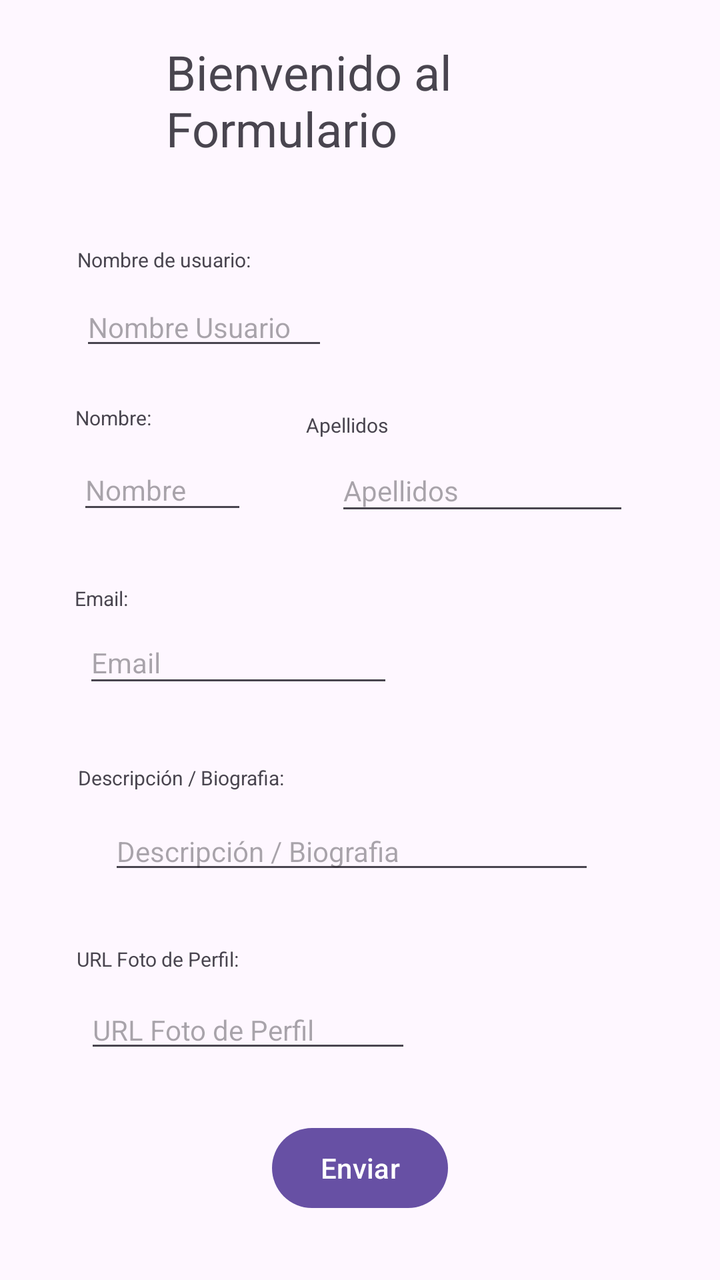
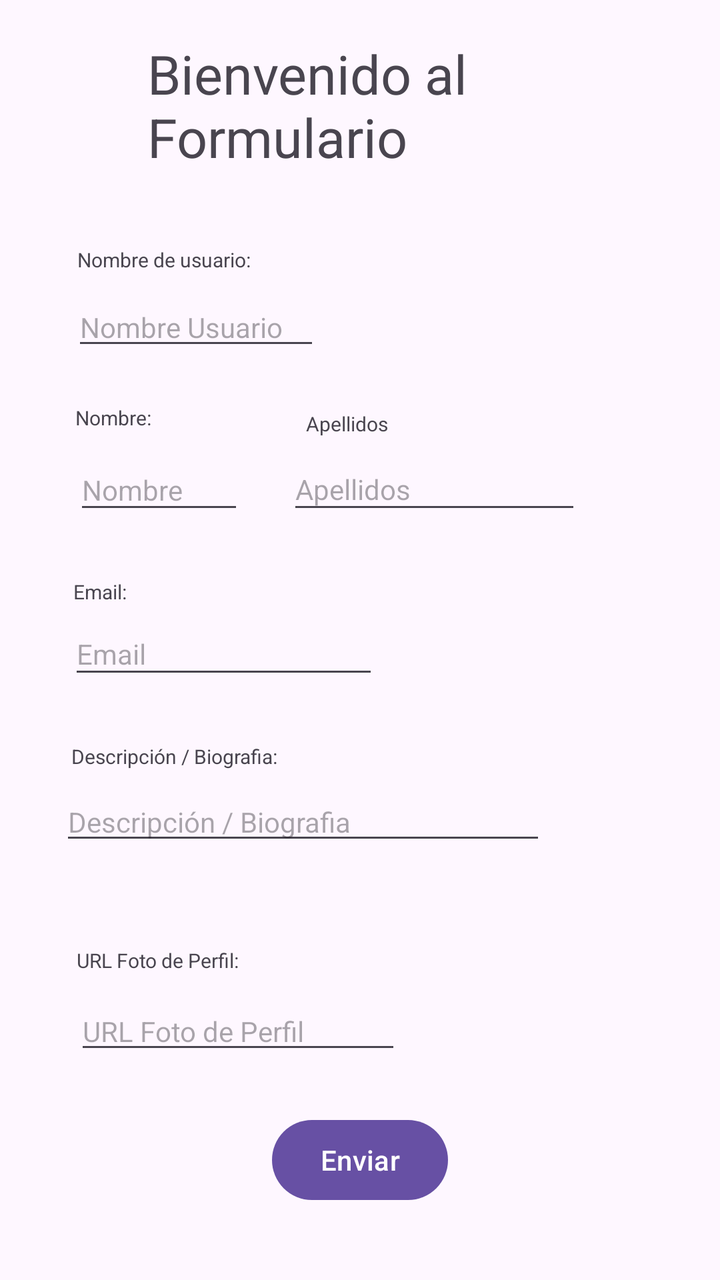

Screens rendered from an Android XML layout before and after an edit, with the pre-edit source and the edit as a unified diff.
<!-- AndroidManifest.xml: application theme Theme.PerfilUsuari -->
<!-- res/layout/activity_main.xml -->
<?xml version="1.0" encoding="utf-8"?>
<androidx.constraintlayout.widget.ConstraintLayout xmlns:android="http://schemas.android.com/apk/res/android"
    xmlns:app="http://schemas.android.com/apk/res-auto"
    xmlns:tools="http://schemas.android.com/tools"
    android:id="@+id/main"
    android:layout_width="match_parent"
    android:layout_height="match_parent"
    tools:context=".MainActivity">

    <TextView
        android:id="@+id/Titulo"
        android:layout_width="161dp"
        android:layout_height="60dp"
        android:text="Bienvenido al Formulario"
        android:textSize="24sp"
        app:layout_constraintBottom_toBottomOf="parent"
        app:layout_constraintEnd_toEndOf="parent"
        app:layout_constraintHorizontal_bias="0.417"
        app:layout_constraintStart_toStartOf="parent"
        app:layout_constraintTop_toTopOf="parent"
        app:layout_constraintVertical_bias="0.034" />

    <EditText
        android:id="@+id/etApellidos"
        android:layout_width="147dp"
        android:layout_height="38dp"
        android:ems="10"
        android:hint="Apellidos"
        android:inputType="text"
        android:textSize="14sp"
        app:layout_constraintBottom_toBottomOf="parent"
        app:layout_constraintEnd_toEndOf="parent"
        app:layout_constraintHorizontal_bias="0.787"
        app:layout_constraintStart_toStartOf="parent"
        app:layout_constraintTop_toTopOf="parent"
        app:layout_constraintVertical_bias="0.373" />

    <EditText
        android:id="@+id/etEmail"
        android:layout_width="155dp"
        android:layout_height="38dp"
        android:ems="10"
        android:hint="Email"
        android:inputType="textEmailAddress"
        android:textSize="14sp"
        app:layout_constraintBottom_toBottomOf="parent"
        app:layout_constraintEnd_toEndOf="parent"
        app:layout_constraintHorizontal_bias="0.203"
        app:layout_constraintStart_toStartOf="parent"
        app:layout_constraintTop_toTopOf="parent"
        app:layout_constraintVertical_bias="0.516" />

    <TextView
        android:id="@+id/tvApellidos"
        android:layout_width="43dp"
        android:layout_height="14dp"
        android:text="Apellidos:"
        android:textSize="10sp"
        app:layout_constraintBottom_toTopOf="@+id/etApellidos"
        app:layout_constraintEnd_toEndOf="parent"
        app:layout_constraintHorizontal_bias="0.483"
        app:layout_constraintStart_toStartOf="parent"
        app:layout_constraintTop_toTopOf="parent"
        app:layout_constraintVertical_bias="0.976" />

    <EditText
        android:id="@+id/etNombre"
        android:layout_width="85dp"
        android:layout_height="37dp"
        android:ems="10"
        android:hint='Nombre'
        android:inputType="text"
        android:textSize="14sp"
        app:layout_constraintBottom_toBottomOf="parent"
        app:layout_constraintEnd_toEndOf="parent"
        app:layout_constraintHorizontal_bias="0.14"
        app:layout_constraintStart_toStartOf="parent"
        app:layout_constraintTop_toTopOf="parent"
        app:layout_constraintVertical_bias="0.373" />

    <EditText
        android:id="@+id/etNomUser"
        android:layout_width="124dp"
        android:layout_height="34dp"
        android:ems="10"
        android:hint="Nombre Usuario"
        android:inputType="text"
        android:textSize="14sp"
        app:layout_constraintBottom_toBottomOf="parent"
        app:layout_constraintEnd_toEndOf="parent"
        app:layout_constraintHorizontal_bias="0.17"
        app:layout_constraintStart_toStartOf="parent"
        app:layout_constraintTop_toTopOf="parent"
        app:layout_constraintVertical_bias="0.241" />

    <TextView
        android:id="@+id/tvNomUser"
        android:layout_width="wrap_content"
        android:layout_height="wrap_content"
        android:layout_marginBottom="8dp"
        android:text="Nombre de usuario:"
        android:textSize="10sp"
        app:layout_constraintBottom_toTopOf="@+id/etNomUser"
        app:layout_constraintEnd_toEndOf="parent"
        app:layout_constraintHorizontal_bias="0.141"
        app:layout_constraintStart_toStartOf="parent"
        app:layout_constraintTop_toTopOf="parent"
        app:layout_constraintVertical_bias="0.989" />

    <TextView
        android:id="@+id/tvEmail"
        android:layout_width="40dp"
        android:layout_height="11dp"
        android:text="Email:"
        android:textSize="10sp"
        app:layout_constraintBottom_toTopOf="@+id/etEmail"
        app:layout_constraintEnd_toEndOf="parent"
        app:layout_constraintHorizontal_bias="0.117"
        app:layout_constraintStart_toStartOf="parent"
        app:layout_constraintTop_toTopOf="parent"
        app:layout_constraintVertical_bias="0.975" />

    <TextView
        android:id="@+id/tvNombre"
        android:layout_width="51dp"
        android:layout_height="13dp"
        android:text="Nombre:"
        android:textSize="10sp"
        app:layout_constraintBottom_toTopOf="@+id/etNombre"
        app:layout_constraintEnd_toEndOf="parent"
        app:layout_constraintHorizontal_bias="0.122"
        app:layout_constraintStart_toStartOf="parent"
        app:layout_constraintTop_toTopOf="parent"
        app:layout_constraintVertical_bias="0.953" />

    <TextView
        android:id="@+id/tvBio"
        android:layout_width="wrap_content"
        android:layout_height="wrap_content"
        android:text="Descripción / Biografia:"
        android:textSize="10sp"
        app:layout_constraintBottom_toTopOf="@+id/etBio"
        app:layout_constraintEnd_toEndOf="parent"
        app:layout_constraintHorizontal_bias="0.152"
        app:layout_constraintStart_toStartOf="parent"
        app:layout_constraintTop_toTopOf="parent"
        app:layout_constraintVertical_bias="0.974" />

    <EditText
        android:id="@+id/etBio"
        android:layout_width="243dp"
        android:layout_height="36dp"
        android:ems="10"
        android:hint="Descripción / Biografia"
        android:inputType="text"
        android:textSize="14sp"
        app:layout_constraintBottom_toBottomOf="parent"
        app:layout_constraintEnd_toEndOf="parent"
        app:layout_constraintHorizontal_bias="0.463"
        app:layout_constraintStart_toStartOf="parent"
        app:layout_constraintTop_toTopOf="parent"
        app:layout_constraintVertical_bias="0.672" />

    <Button
        android:id="@+id/Enviar"
        android:layout_width="wrap_content"
        android:layout_height="wrap_content"
        android:text="Enviar"
        app:layout_constraintBottom_toBottomOf="parent"
        app:layout_constraintEnd_toEndOf="parent"
        app:layout_constraintHorizontal_bias="0.5"
        app:layout_constraintStart_toStartOf="parent"
        app:layout_constraintTop_toTopOf="parent"
        app:layout_constraintVertical_bias="0.946" />

    <TextView
        android:id="@+id/tvUrl"
        android:layout_width="wrap_content"
        android:layout_height="wrap_content"
        android:text="URL Foto de Perfil:"
        android:textSize="10sp"
        app:layout_constraintBottom_toTopOf="@+id/etUrl"
        app:layout_constraintEnd_toEndOf="parent"
        app:layout_constraintHorizontal_bias="0.138"
        app:layout_constraintStart_toStartOf="parent"
        app:layout_constraintTop_toTopOf="parent"
        app:layout_constraintVertical_bias="0.981" />

    <EditText
        android:id="@+id/etUrl"
        android:layout_width="wrap_content"
        android:layout_height="wrap_content"
        android:ems="10"
        android:hint="URL Foto de Perfil"
        android:inputType="text"
        android:textSize="14sp"
        app:layout_constraintBottom_toBottomOf="parent"
        app:layout_constraintEnd_toEndOf="parent"
        app:layout_constraintHorizontal_bias="0.216"
        app:layout_constraintStart_toStartOf="parent"
        app:layout_constraintTop_toTopOf="parent"
        app:layout_constraintVertical_bias="0.82" />

</androidx.constraintlayout.widget.ConstraintLayout>
<!-- resources referenced by this layout -->
<resources>
  <style name="Theme.PerfilUsuari" parent="Base.Theme.PerfilUsuari" />
  <style name="Base.Theme.PerfilUsuari" parent="Theme.Material3.DayNight.NoActionBar">
          
          
      </style>
</resources>

<!-- the commit's change to res/layout/activity_main.xml (unified diff, before → after) -->
@@ -9,10 +9,10 @@
 
     <TextView
         android:id="@+id/Titulo"
-        android:layout_width="161dp"
-        android:layout_height="60dp"
+        android:layout_width="183dp"
+        android:layout_height="91dp"
         android:text="Bienvenido al Formulario"
-        android:textSize="24sp"
+        android:textSize="27sp"
         app:layout_constraintBottom_toBottomOf="parent"
         app:layout_constraintEnd_toEndOf="parent"
         app:layout_constraintHorizontal_bias="0.417"
@@ -30,10 +30,10 @@
         android:textSize="14sp"
         app:layout_constraintBottom_toBottomOf="parent"
         app:layout_constraintEnd_toEndOf="parent"
-        app:layout_constraintHorizontal_bias="0.787"
-        app:layout_constraintStart_toStartOf="parent"
-        app:layout_constraintTop_toTopOf="parent"
-        app:layout_constraintVertical_bias="0.373" />
+        app:layout_constraintHorizontal_bias="0.674"
+        app:layout_constraintStart_toStartOf="parent"
+        app:layout_constraintTop_toTopOf="parent"
+        app:layout_constraintVertical_bias="0.372" />
 
     <EditText
         android:id="@+id/etEmail"
@@ -45,10 +45,10 @@
         android:textSize="14sp"
         app:layout_constraintBottom_toBottomOf="parent"
         app:layout_constraintEnd_toEndOf="parent"
-        app:layout_constraintHorizontal_bias="0.203"
-        app:layout_constraintStart_toStartOf="parent"
-        app:layout_constraintTop_toTopOf="parent"
-        app:layout_constraintVertical_bias="0.516" />
+        app:layout_constraintHorizontal_bias="0.167"
+        app:layout_constraintStart_toStartOf="parent"
+        app:layout_constraintTop_toTopOf="parent"
+        app:layout_constraintVertical_bias="0.509" />
 
     <TextView
         android:id="@+id/tvApellidos"
@@ -73,7 +73,7 @@
         android:textSize="14sp"
         app:layout_constraintBottom_toBottomOf="parent"
         app:layout_constraintEnd_toEndOf="parent"
-        app:layout_constraintHorizontal_bias="0.14"
+        app:layout_constraintHorizontal_bias="0.134"
         app:layout_constraintStart_toStartOf="parent"
         app:layout_constraintTop_toTopOf="parent"
         app:layout_constraintVertical_bias="0.373" />
@@ -88,7 +88,7 @@
         android:textSize="14sp"
         app:layout_constraintBottom_toBottomOf="parent"
         app:layout_constraintEnd_toEndOf="parent"
-        app:layout_constraintHorizontal_bias="0.17"
+        app:layout_constraintHorizontal_bias="0.153"
         app:layout_constraintStart_toStartOf="parent"
         app:layout_constraintTop_toTopOf="parent"
         app:layout_constraintVertical_bias="0.241" />
@@ -115,10 +115,10 @@
         android:textSize="10sp"
         app:layout_constraintBottom_toTopOf="@+id/etEmail"
         app:layout_constraintEnd_toEndOf="parent"
-        app:layout_constraintHorizontal_bias="0.117"
-        app:layout_constraintStart_toStartOf="parent"
-        app:layout_constraintTop_toTopOf="parent"
-        app:layout_constraintVertical_bias="0.975" />
+        app:layout_constraintHorizontal_bias="0.115"
+        app:layout_constraintStart_toStartOf="parent"
+        app:layout_constraintTop_toTopOf="parent"
+        app:layout_constraintVertical_bias="0.979" />
 
     <TextView
         android:id="@+id/tvNombre"
@@ -141,10 +141,10 @@
         android:textSize="10sp"
         app:layout_constraintBottom_toTopOf="@+id/etBio"
         app:layout_constraintEnd_toEndOf="parent"
-        app:layout_constraintHorizontal_bias="0.152"
-        app:layout_constraintStart_toStartOf="parent"
-        app:layout_constraintTop_toTopOf="parent"
-        app:layout_constraintVertical_bias="0.974" />
+        app:layout_constraintHorizontal_bias="0.139"
+        app:layout_constraintStart_toStartOf="parent"
+        app:layout_constraintTop_toTopOf="parent"
+        app:layout_constraintVertical_bias="0.983" />
 
     <EditText
         android:id="@+id/etBio"
@@ -156,10 +156,10 @@
         android:textSize="14sp"
         app:layout_constraintBottom_toBottomOf="parent"
         app:layout_constraintEnd_toEndOf="parent"
-        app:layout_constraintHorizontal_bias="0.463"
-        app:layout_constraintStart_toStartOf="parent"
-        app:layout_constraintTop_toTopOf="parent"
-        app:layout_constraintVertical_bias="0.672" />
+        app:layout_constraintHorizontal_bias="0.255"
+        app:layout_constraintStart_toStartOf="parent"
+        app:layout_constraintTop_toTopOf="parent"
+        app:layout_constraintVertical_bias="0.648" />
 
     <Button
         android:id="@+id/Enviar"
@@ -171,7 +171,7 @@
         app:layout_constraintHorizontal_bias="0.5"
         app:layout_constraintStart_toStartOf="parent"
         app:layout_constraintTop_toTopOf="parent"
-        app:layout_constraintVertical_bias="0.946" />
+        app:layout_constraintVertical_bias="0.939" />
 
     <TextView
         android:id="@+id/tvUrl"
@@ -196,9 +196,9 @@
         android:textSize="14sp"
         app:layout_constraintBottom_toBottomOf="parent"
         app:layout_constraintEnd_toEndOf="parent"
-        app:layout_constraintHorizontal_bias="0.216"
-        app:layout_constraintStart_toStartOf="parent"
-        app:layout_constraintTop_toTopOf="parent"
-        app:layout_constraintVertical_bias="0.82" />
+        app:layout_constraintHorizontal_bias="0.19"
+        app:layout_constraintStart_toStartOf="parent"
+        app:layout_constraintTop_toTopOf="parent"
+        app:layout_constraintVertical_bias="0.821" />
 
 </androidx.constraintlayout.widget.ConstraintLayout>
